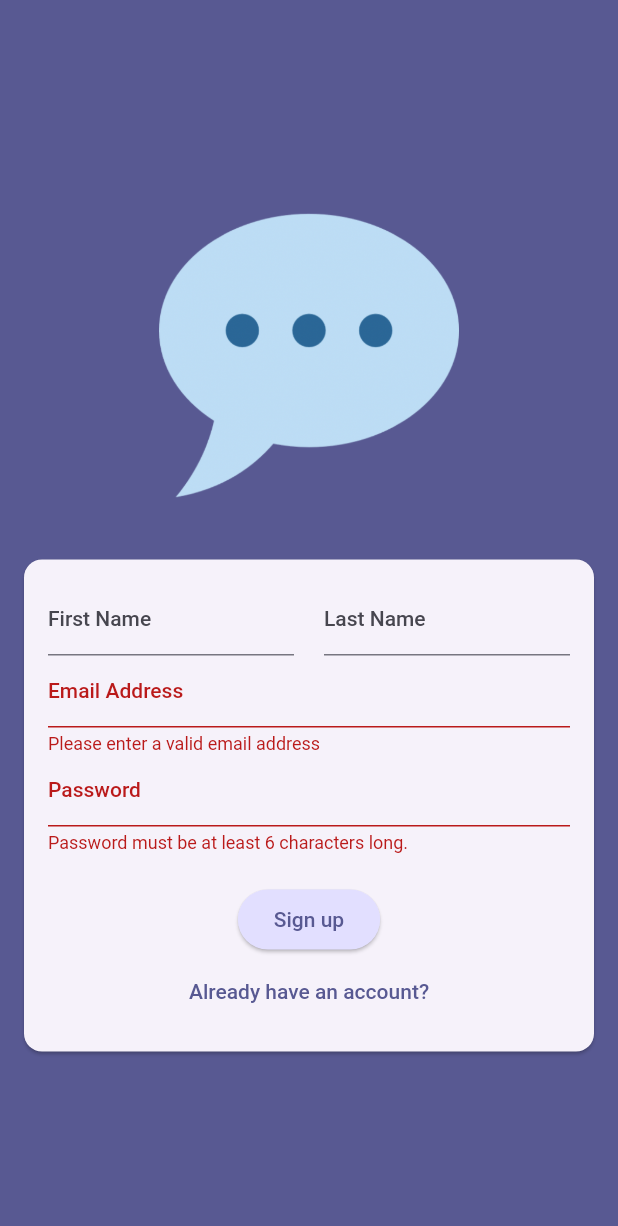
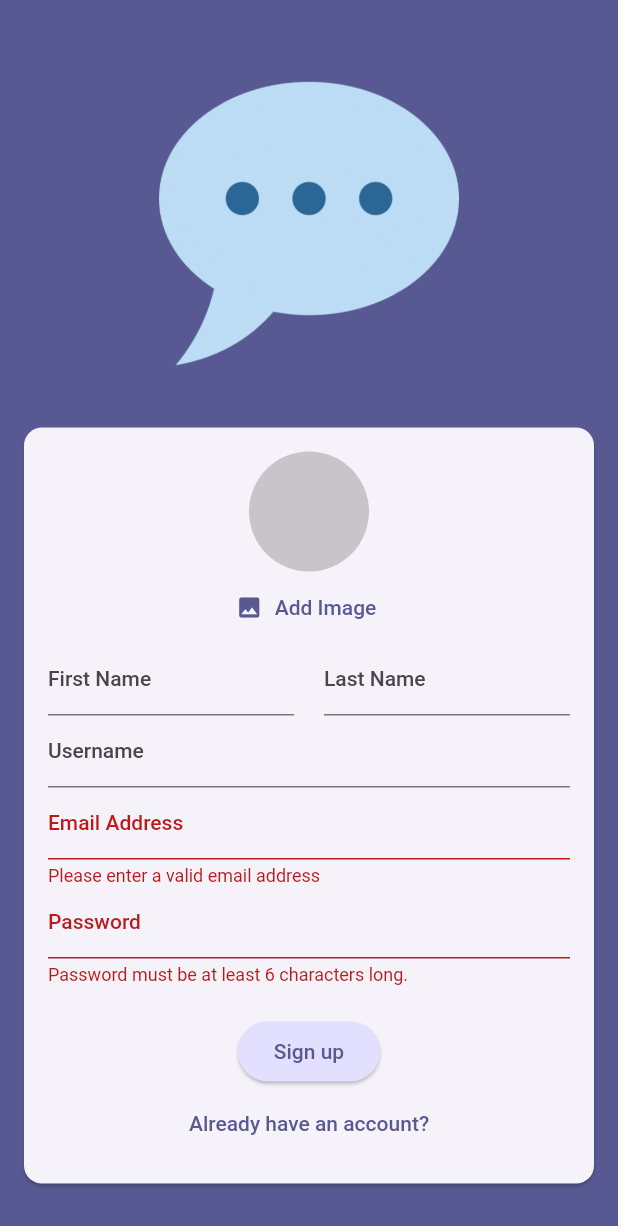
Before and after one commit to mernaislam/chat-app, a Flutter app: the screen it shows after launch, after a tap on "Login", after a tap on "Create an Account", on a phone screen of 412 x 824 dp. Shown: the top 1226 px of the screen. Run offline on Flutter 3.47's test engine with Material 2 defaults, Android fonts, the phone set to English and light mode, and no system bars; our stand-ins replace cloud_firestore, firebase_auth, firebase_core, firebase_storage, image_picker; accounts and stored records are empty.

```diff
--- a/chat_app/lib/main.dart
+++ b/chat_app/lib/main.dart
@@ -24,7 +24,7 @@ class App extends StatelessWidget {
       theme: ThemeData().copyWith(
         useMaterial3: true,
         colorScheme: ColorScheme.fromSeed(
-          seedColor: Color.fromARGB(255, 3, 2, 40),
+          seedColor: const Color.fromARGB(255, 3, 2, 40),
         ),
       ),
       debugShowCheckedModeBanner: false,
--- a/chat_app/lib/screens/auth.dart
+++ b/chat_app/lib/screens/auth.dart
@@ -1,3 +1,6 @@
+import 'package:chat_app/widgets/user_image_picker.dart';
+import 'package:cloud_firestore/cloud_firestore.dart';
+import 'package:firebase_storage/firebase_storage.dart';
 import 'package:flutter/material.dart';
 import 'package:firebase_auth/firebase_auth.dart';
 
@@ -15,31 +18,53 @@ class AuthScreen extends StatefulWidget {
 class _AuthScreenState extends State<AuthScreen> {
   final _form = GlobalKey<FormState>();
   bool _isLogin = true;
-  var _enteredFirstName = '';
-  var _enteredLastName = '';
+  // var _enteredFirstName = '';
+  // var _enteredLastName = '';
+  var _enteredUsername = '';
   var _enteredEmail = '';
   var _enteredPassword = '';
+  var _selectedImage;
+  bool _isAuthenticating = false;
 
   void _submit() async {
     final isValid = _form.currentState!.validate();
 
-    if (!isValid) {
+    if (!isValid || !_isLogin && _selectedImage == null) {
+      // show error message
       return;
     }
     _form.currentState!.save();
     try {
+      setState(() {
+        _isAuthenticating = true;
+      });
       if (_isLogin) {
-        final _userCredentials = await _firebase.signInWithEmailAndPassword(
+        final userCredentials = await _firebase.signInWithEmailAndPassword(
           email: _enteredEmail,
           password: _enteredPassword,
         );
-        print(_userCredentials);
+        print(userCredentials);
       } else {
-        final _userCredentials = await _firebase.createUserWithEmailAndPassword(
+        final userCredentials = await _firebase.createUserWithEmailAndPassword(
           email: _enteredEmail,
           password: _enteredPassword,
         );
-        print(_userCredentials);
+        final storageRef = FirebaseStorage.instance
+            .ref()
+            .child('user_images')
+            .child('${userCredentials.user!.uid}.jpg');
+
+        await storageRef.putFile(_selectedImage);
+        final imageUrl = await storageRef.getDownloadURL();
+
+        await FirebaseFirestore.instance
+            .collection('users')
+            .doc(userCredentials.user!.uid)
+            .set({
+          'email': _enteredEmail,
+          'username': _enteredUsername,
+          'image': imageUrl,
+        });
       }
     } on FirebaseAuthException catch (error) {
       if (error.code == 'email-already-in-use') {
@@ -51,6 +76,9 @@ class _AuthScreenState extends State<AuthScreen> {
           content: Text(error.message ?? 'Authentication Failed'),
         ),
       );
+      setState(() {
+        _isAuthenticating = false;
+      });
     }
   }
 
@@ -84,6 +112,12 @@ class _AuthScreenState extends State<AuthScreen> {
                         mainAxisSize: MainAxisSize.min,
                         children: [
                           if (!_isLogin)
+                            UserImagePicker(
+                              onPickedImage: (pickedImage) {
+                                _selectedImage = pickedImage;
+                              },
+                            ),
+                          if (!_isLogin)
                             Row(
                               mainAxisSize: MainAxisSize.min,
                               children: [
@@ -100,7 +134,7 @@ class _AuthScreenState extends State<AuthScreen> {
                                       return null;
                                     },
                                     onSaved: (newValue) {
-                                      _enteredFirstName = newValue!;
+                                      // _enteredFirstName = newValue!;
                                     },
                                   ),
                                 ),
@@ -120,11 +154,29 @@ class _AuthScreenState extends State<AuthScreen> {
                                       return null;
                                     },
                                     onSaved: (newValue) {
-                                      _enteredLastName = newValue!;
+                                      // _enteredLastName = newValue!;
                                     },
                                   ),
                                 ),
                               ],
+                            ),
+                          if (!_isLogin)
+                            TextFormField(
+                              decoration: const InputDecoration(
+                                labelText: 'Username',
+                              ),
+                              enableSuggestions: false,
+                              validator: (value) {
+                                if (value == null ||
+                                    value.trim().isEmpty ||
+                                    value.trim().length < 4) {
+                                  return 'Please enter at least 4 characters';
+                                }
+                                return null;
+                              },
+                              onSaved: (newValue) {
+                                _enteredUsername = newValue!;
+                              },
                             ),
                           TextFormField(
                             decoration: const InputDecoration(
@@ -163,13 +215,21 @@ class _AuthScreenState extends State<AuthScreen> {
                           const SizedBox(
                             height: 20,
                           ),
+                          if (_isAuthenticating)
+                            const Padding(
+                              padding: EdgeInsets.all(20),
+                              child: CircularProgressIndicator(),
+                            ),
+                          if (!_isAuthenticating)
                             ElevatedButton(
                               onPressed: _submit,
                               style: ElevatedButton.styleFrom(
-                              backgroundColor: Theme.of(context).colorScheme.primaryContainer
-                            ),
+                                  backgroundColor: Theme.of(context)
+                                      .colorScheme
+                                      .primaryContainer),
                               child: Text(_isLogin ? 'Login' : 'Sign up'),
                             ),
+                          if (!_isAuthenticating)
                             TextButton(
                               onPressed: () {
                                 setState(() {
--- a/chat_app/lib/screens/chat.dart
+++ b/chat_app/lib/screens/chat.dart
@@ -1,5 +1,4 @@
 import 'package:firebase_auth/firebase_auth.dart';
-import 'package:firebase_core/firebase_core.dart';
 import 'package:flutter/material.dart';
 
 class ChatScreen extends StatelessWidget {
--- /dev/null
+++ b/chat_app/lib/widgets/user_image_picker.dart
@@ -0,0 +1,60 @@
+import 'dart:io';
+
+import 'package:flutter/material.dart';
+import 'package:image_picker/image_picker.dart';
+
+class UserImagePicker extends StatefulWidget {
+  const UserImagePicker({super.key, required this.onPickedImage});
+
+  final void Function(File pickedImage) onPickedImage;
+  @override
+  State<UserImagePicker> createState() {
+    return _UserImagePickerState();
+  }
+}
+
+class _UserImagePickerState extends State<UserImagePicker> {
+  File? _pickedImageFile;
+
+  void _pickImage() async {
+    try {
+      final pickedImage = await ImagePicker().pickImage(
+        source: ImageSource.gallery,
+        maxWidth: 150,
+        imageQuality: 50,
+      );
+      if (pickedImage == null) {
+        return;
+      }
+      setState(() {
+        _pickedImageFile = File(pickedImage.path);
+      });
+
+      widget.onPickedImage(_pickedImageFile!);
+    } catch (error) {
+      print(error);
+    }
+  }
+
+  @override
+  Widget build(BuildContext context) {
+    return Column(
+      children: [
+        CircleAvatar(
+          radius: 40,
+          backgroundColor: const Color.fromARGB(136, 158, 158, 158),
+          backgroundImage:
+              _pickedImageFile != null ? FileImage(_pickedImageFile!) : null,
+        ),
+        TextButton.icon(
+          onPressed: _pickImage,
+          icon: const Icon(Icons.image),
+          label: Text(
+            'Add Image',
+            style: TextStyle(color: Theme.of(context).colorScheme.primary),
+          ),
+        )
+      ],
+    );
+  }
+}
--- a/chat_app/pubspec.yaml
+++ b/chat_app/pubspec.yaml
@@ -37,6 +37,9 @@ dependencies:
   cupertino_icons: ^1.0.2
   firebase_core: ^2.15.1
   firebase_auth: ^4.7.3
+  firebase_storage: ^11.2.6
+  image_picker: ^1.0.2
+  cloud_firestore: ^4.9.0
 
 dev_dependencies:
   flutter_test:
```
Also changed, not shown: chat_app/pubspec.lock, 8 other files. Lines whose indentation alone changed are shown as unchanged.
